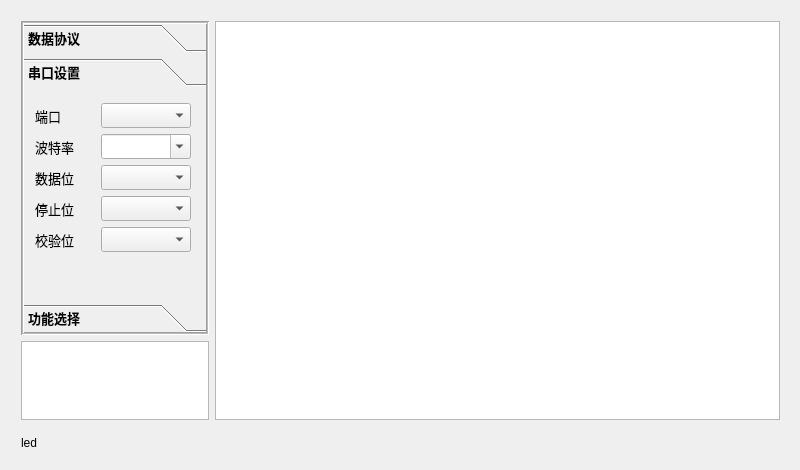
Old version of the form mainwindow.ui in the repository onionc/improved-bee.
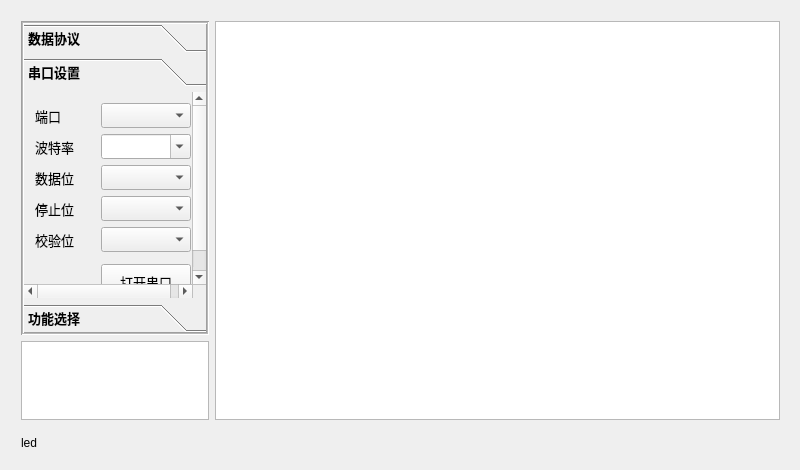
New version of the form. The open tabs and pages were chosen to show the change. Icons and pictures are not drawn. Custom widgets are drawn as their Qt base class.

Commit message: feat: 串口连接

```diff
--- a/mainwindow.ui
+++ b/mainwindow.ui
@@ -577,6 +577,47 @@
              </property>
             </widget>
            </item>
+           <item row="5" column="1">
+            <spacer name="verticalSpacer">
+             <property name="orientation">
+              <enum>Qt::Vertical</enum>
+             </property>
+             <property name="sizeHint" stdset="0">
+              <size>
+               <width>20</width>
+               <height>40</height>
+              </size>
+             </property>
+            </spacer>
+           </item>
+           <item row="6" column="1">
+            <widget class="QPushButton" name="openPortBtn">
+             <property name="minimumSize">
+              <size>
+               <width>90</width>
+               <height>35</height>
+              </size>
+             </property>
+             <property name="maximumSize">
+              <size>
+               <width>90</width>
+               <height>35</height>
+              </size>
+             </property>
+             <property name="font">
+              <font>
+               <weight>50</weight>
+               <bold>false</bold>
+              </font>
+             </property>
+             <property name="text">
+              <string>打开串口</string>
+             </property>
+             <property name="checkable">
+              <bool>true</bool>
+             </property>
+            </widget>
+           </item>
           </layout>
          </widget>
          <widget class="QWidget" name="page_3">
```
Left out of the diff: 184 changed lines with no effect on the pictures. The commit also changes 5 other files.
